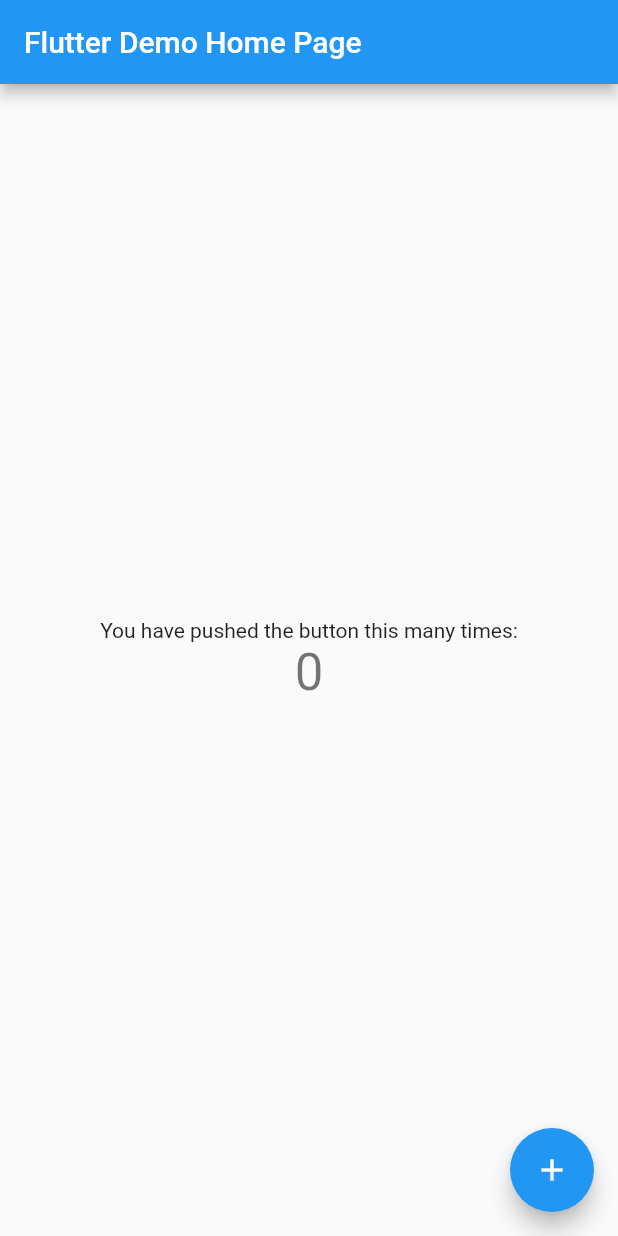
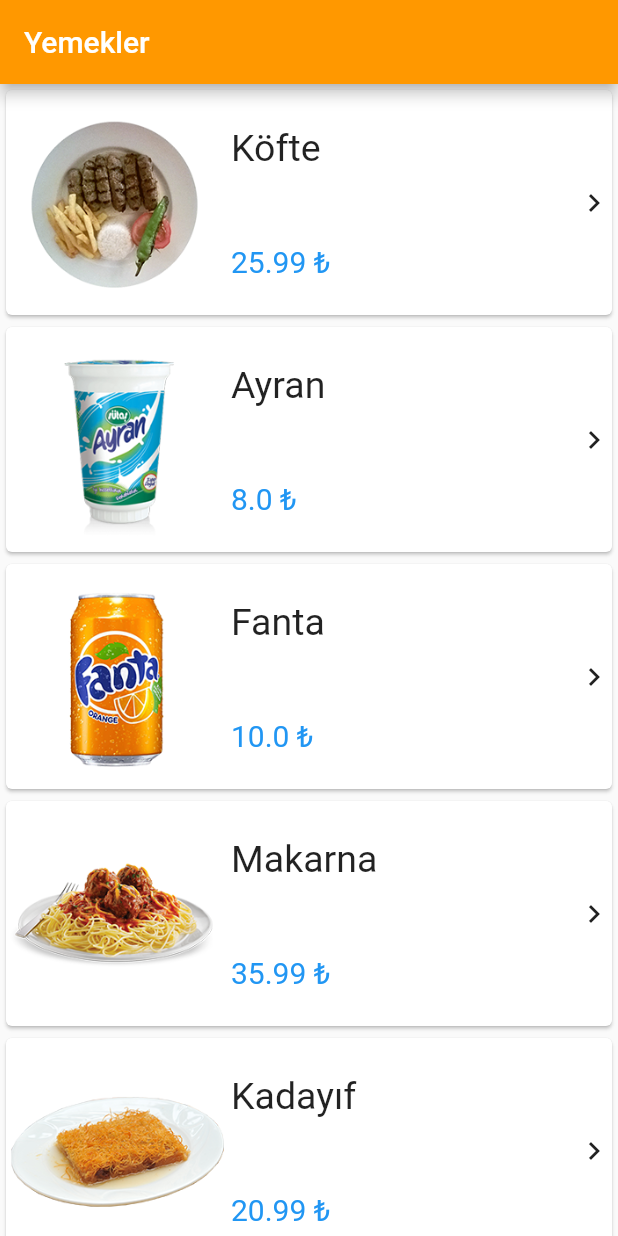
Before and after one commit to Ltfyysr/list_view_meals, a Flutter app: the screen it shows after launch, on a phone screen of 412 x 824 dp. Run offline on Flutter 3.47's test engine with Material 2 defaults, Android fonts, the phone set to English and light mode, and no system bars.

```diff
--- /dev/null
+++ b/lib/anasayfa.dart
@@ -0,0 +1,109 @@
+import 'package:flutter/material.dart';
+import 'package:yemekler_uygulamasi/yemek_detay_sayfa.dart';
+import 'package:yemekler_uygulamasi/yemekler.dart';
+
+class Anasayfa extends StatefulWidget {
+  const Anasayfa({Key? key}) : super(key: key);
+
+  @override
+  State<Anasayfa> createState() => _AnasayfaState();
+}
+
+class _AnasayfaState extends State<Anasayfa> {
+
+  Future<List<Yemekler>> yemekleriGetir() async{
+    var yemeklerListesi = <Yemekler>[];
+
+    var y1 = Yemekler(
+        yemekId: 1,
+        yemekAdi: "Köfte",
+        yemekResimAdi: "kofte.png",
+        yemekFiyat: 25.99);
+    var y2 = Yemekler(
+        yemekId: 2,
+        yemekAdi: "Ayran",
+        yemekResimAdi: "ayran.png",
+        yemekFiyat: 8.0);
+    var y3 = Yemekler(
+        yemekId: 3,
+        yemekAdi: "Fanta",
+        yemekResimAdi: "fanta.png",
+        yemekFiyat: 10.0);
+    var y4 = Yemekler(
+        yemekId: 4,
+        yemekAdi: "Makarna",
+        yemekResimAdi: "makarna.png",
+        yemekFiyat: 35.99);
+    var y5 = Yemekler(
+        yemekId: 5,
+        yemekAdi: "Kadayıf",
+        yemekResimAdi: "kadayif.png",
+        yemekFiyat: 20.99);
+    var y6 = Yemekler(
+        yemekId: 6,
+        yemekAdi: "Baklava",
+        yemekResimAdi: "baklava.png",
+        yemekFiyat: 45.99);
+
+    yemeklerListesi.add(y1);
+    yemeklerListesi.add(y2);
+    yemeklerListesi.add(y3);
+    yemeklerListesi.add(y4);
+    yemeklerListesi.add(y5);
+    yemeklerListesi.add(y6);
+
+    return yemeklerListesi;
+  }
+  @override
+  Widget build(BuildContext context) {
+    return Scaffold(
+      appBar: AppBar(
+        title: const Text("Yemekler"),
+        backgroundColor: Colors.orange,
+      ),
+      body: FutureBuilder<List<Yemekler>>(
+        future: yemekleriGetir(),
+        builder: (context,snapshot){
+          if(snapshot.hasData){
+            var yemeklerListesi = snapshot.data;
+            return ListView.builder(
+            itemCount: yemeklerListesi!.length,
+          itemBuilder: (context,indeks){
+              var yemek = yemeklerListesi[indeks];
+              return GestureDetector(
+                onTap: (){
+                  Navigator.push(context, MaterialPageRoute(builder: (context)=> YemekDetaySayfa( yemek: yemek)));
+                },
+                child: Card(
+                  child: Row(
+                    children: [
+                      SizedBox(
+                          width:150,
+                          height: 150,
+                      child: Image.asset("resimler/${yemek.yemekResimAdi}")),
+                      Column(
+                        crossAxisAlignment: CrossAxisAlignment.start,
+                        children: [
+                          Text("${yemek.yemekAdi}",style: TextStyle(fontSize: 25),),
+                          SizedBox(
+                            height: 50,
+                          ),
+                          Text("${yemek.yemekFiyat} ₺",style: TextStyle(fontSize: 20,color: Colors.blue),)
+                        ],
+                      ),
+                    Spacer(),
+                    Icon(Icons.keyboard_arrow_right),
+                    ],
+                  ),
+                ),
+              );
+          },
+          );
+          }else{
+            return Center();
+          }
+        },
+      ),
+    );
+  }
+}
--- a/lib/main.dart
+++ b/lib/main.dart
@@ -1,4 +1,5 @@
 import 'package:flutter/material.dart';
+import 'package:yemekler_uygulamasi/anasayfa.dart';
 
 void main() {
   runApp(const MyApp());
@@ -6,110 +7,15 @@ void main() {
 
 class MyApp extends StatelessWidget {
   const MyApp({Key? key}) : super(key: key);
-
-  // This widget is the root of your application.
   @override
   Widget build(BuildContext context) {
     return MaterialApp(
       title: 'Flutter Demo',
+      debugShowCheckedModeBanner: false,
       theme: ThemeData(
-        // This is the theme of your application.
-        //
-        // Try running your application with "flutter run". You'll see the
-        // application has a blue toolbar. Then, without quitting the app, try
-        // changing the primarySwatch below to Colors.green and then invoke
-        // "hot reload" (press "r" in the console where you ran "flutter run",
-        // or simply save your changes to "hot reload" in a Flutter IDE).
-        // Notice that the counter didn't reset back to zero; the application
-        // is not restarted.
         primarySwatch: Colors.blue,
       ),
-      home: const MyHomePage(title: 'Flutter Demo Home Page'),
+      home: const Anasayfa(),
     );
   }
 }
-
-class MyHomePage extends StatefulWidget {
-  const MyHomePage({Key? key, required this.title}) : super(key: key);
-
-  // This widget is the home page of your application. It is stateful, meaning
-  // that it has a State object (defined below) that contains fields that affect
-  // how it looks.
-
-  // This class is the configuration for the state. It holds the values (in this
-  // case the title) provided by the parent (in this case the App widget) and
-  // used by the build method of the State. Fields in a Widget subclass are
-  // always marked "final".
-
-  final String title;
-
-  @override
-  State<MyHomePage> createState() => _MyHomePageState();
-}
-
-class _MyHomePageState extends State<MyHomePage> {
-  int _counter = 0;
-
-  void _incrementCounter() {
-    setState(() {
-      // This call to setState tells the Flutter framework that something has
-      // changed in this State, which causes it to rerun the build method below
-      // so that the display can reflect the updated values. If we changed
-      // _counter without calling setState(), then the build method would not be
-      // called again, and so nothing would appear to happen.
-      _counter++;
-    });
-  }
-
-  @override
-  Widget build(BuildContext context) {
-    // This method is rerun every time setState is called, for instance as done
-    // by the _incrementCounter method above.
-    //
-    // The Flutter framework has been optimized to make rerunning build methods
-    // fast, so that you can just rebuild anything that needs updating rather
-    // than having to individually change instances of widgets.
-    return Scaffold(
-      appBar: AppBar(
-        // Here we take the value from the MyHomePage object that was created by
-        // the App.build method, and use it to set our appbar title.
-        title: Text(widget.title),
-      ),
-      body: Center(
-        // Center is a layout widget. It takes a single child and positions it
-        // in the middle of the parent.
-        child: Column(
-          // Column is also a layout widget. It takes a list of children and
-          // arranges them vertically. By default, it sizes itself to fit its
-          // children horizontally, and tries to be as tall as its parent.
-          //
-          // Invoke "debug painting" (press "p" in the console, choose the
-          // "Toggle Debug Paint" action from the Flutter Inspector in Android
-          // Studio, or the "Toggle Debug Paint" command in Visual Studio Code)
-          // to see the wireframe for each widget.
-          //
-          // Column has various properties to control how it sizes itself and
-          // how it positions its children. Here we use mainAxisAlignment to
-          // center the children vertically; the main axis here is the vertical
-          // axis because Columns are vertical (the cross axis would be
-          // horizontal).
-          mainAxisAlignment: MainAxisAlignment.center,
-          children: <Widget>[
-            const Text(
-              'You have pushed the button this many times:',
-            ),
-            Text(
-              '$_counter',
-              style: Theme.of(context).textTheme.headline4,
-            ),
-          ],
-        ),
-      ),
-      floatingActionButton: FloatingActionButton(
-        onPressed: _incrementCounter,
-        tooltip: 'Increment',
-        child: const Icon(Icons.add),
-      ), // This trailing comma makes auto-formatting nicer for build methods.
-    );
-  }
-}
--- /dev/null
+++ b/lib/yemekler.dart
@@ -0,0 +1,8 @@
+class Yemekler{
+  int yemekId;
+  String yemekAdi;
+  String yemekResimAdi;
+  double yemekFiyat;
+
+  Yemekler({required this.yemekId,required this.yemekAdi,required this.yemekResimAdi,required this.yemekFiyat});
+}
--- a/pubspec.yaml
+++ b/pubspec.yaml
@@ -58,8 +58,8 @@ flutter:
   uses-material-design: true
 
   # To add assets to your application, add an assets section, like this:
-  # assets:
-  #   - images/a_dot_burr.jpeg
+  assets:
+   - resimler/
   #   - images/a_dot_ham.jpeg
 
   # An image asset can refer to one or more resolution-specific "variants", see
```
Also changed, not shown: lib/yemek_detay_sayfa.dart (added, +36 -0 lines), resimler/ayran.png (added), resimler/baklava.png (added), resimler/fanta.png (added), resimler/kadayif.png (added), resimler/kofte.png (added), resimler/makarna.png (added).
